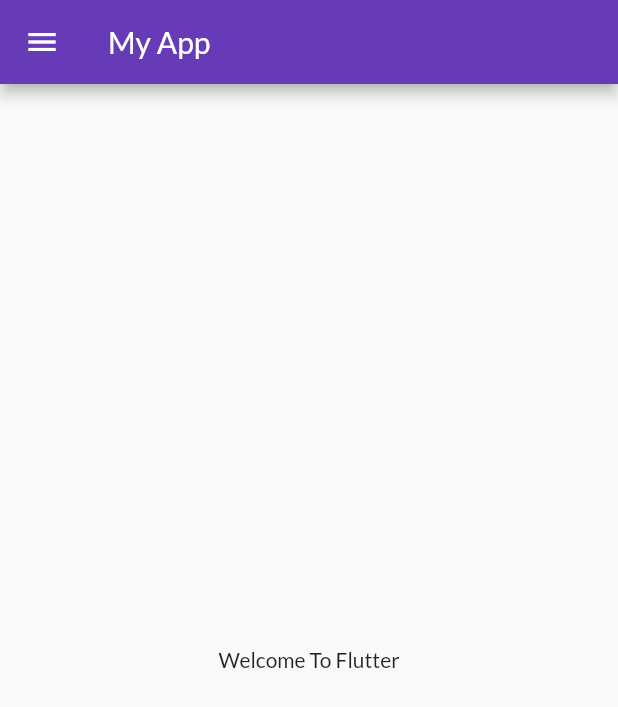
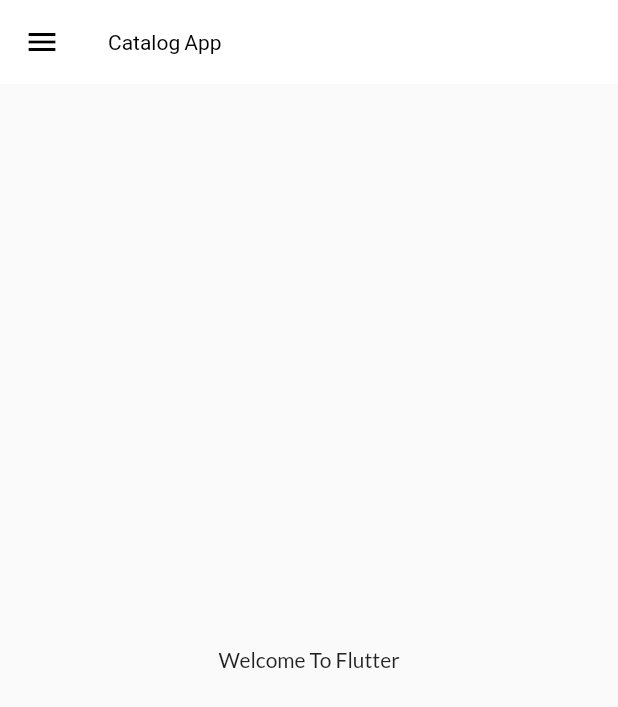
Before and after one commit to iabhishek5007/Flutter-Learning-Playground, a Flutter app: the screen it shows after launch, on a phone screen of 412 x 824 dp. Shown: the top 707 px of the screen. Run offline on Flutter 3.47's test engine with Material 2 defaults, Android fonts, the phone set to English and light mode, and no system bars; our stand-ins replace google_fonts.

Commit message:
- Added custom theme for App Bar - Created a model class for products to show on home screen

```diff
--- a/lib/main.dart
+++ b/lib/main.dart
@@ -2,7 +2,7 @@ import 'package:flutter/material.dart';
 import 'package:flutter_first/pages/home_page.dart';
 import 'package:flutter_first/pages/login_page.dart';
 import 'package:flutter_first/utils/routes.dart';
-import 'package:google_fonts/google_fonts.dart';
+import 'package:flutter_first/widgets/themes.dart';
 
 void main() {
   runApp(const MyApp());
@@ -16,12 +16,10 @@ class MyApp extends StatelessWidget {
     return MaterialApp(
       themeMode: ThemeMode.light,
       //for light theme
-      // // Set the primary color to deep purple
-      theme: ThemeData(
-          primarySwatch: Colors.deepPurple,
-          fontFamily: GoogleFonts.lato().fontFamily),
+      theme: MyTheme.lightTheme,
       //for dark theme
       darkTheme: ThemeData(brightness: Brightness.dark),
+      // Set debug banner to false
       debugShowCheckedModeBanner: false,
       // Set the initial route to "/home"
       initialRoute: MyRoutes.homeRoute,
--- a/lib/pages/home_page.dart
+++ b/lib/pages/home_page.dart
@@ -10,7 +10,7 @@ class HomePage extends StatelessWidget {
     return Scaffold(
       // App bar that displays the app name
       appBar: AppBar(
-        title: const Text("My App"),
+        title: const Text("Catalog App"),
       ),
       // The main body of the home page, which is a centered container with a welcome message
       body: const Center(
--- /dev/null
+++ b/lib/widgets/themes.dart
@@ -0,0 +1,22 @@
+import 'package:flutter/material.dart';
+import 'package:google_fonts/google_fonts.dart';
+
+// Class for MyTheme
+class MyTheme {
+  // Getter method for light theme
+  static ThemeData get lightTheme => ThemeData(
+      primarySwatch: Colors.deepPurple,
+      fontFamily: GoogleFonts.lato().fontFamily,
+      appBarTheme: const AppBarTheme(
+          // Set app bar color to white
+          color: Colors.white,
+          // Set app bar elevation to 0
+          elevation: 0.0,
+          // Set icon color to black
+          iconTheme: IconThemeData(color: Colors.black),
+          // Set title color to black
+          titleTextStyle: TextStyle(color: Colors.black)));
+
+  // Getter method for dark theme
+  static ThemeData get darkTheme => ThemeData(brightness: Brightness.dark);
+}
```
Also changed, not shown: lib/models/catalog.dart (added, +32 -0 lines).
